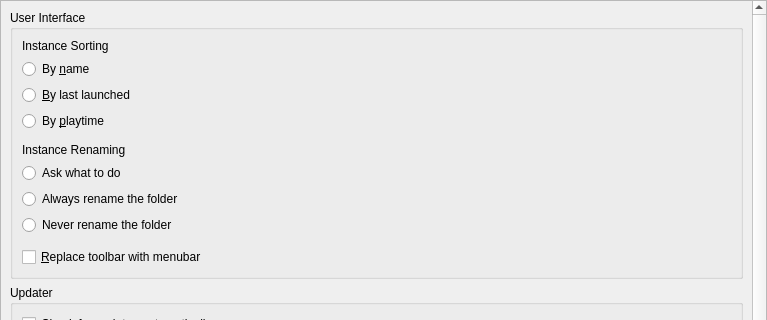
Old version of the form launcher/ui/pages/global/LauncherPage.ui in the repository awakenginexe/Awake-Launcher; both pictures show x 0 to 767 and y 0 to 320 of the 767 by 796 pixel window.
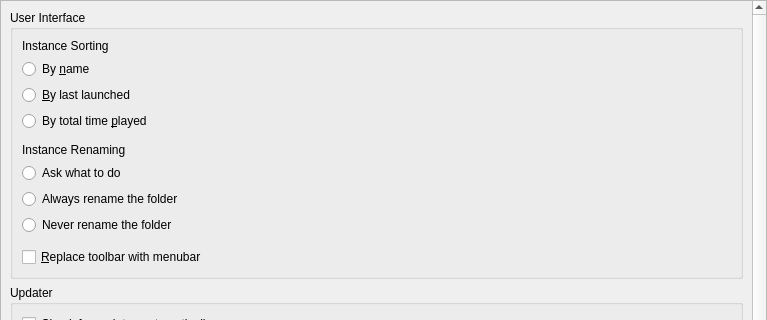
New version of the form.

Commit message: Change "By playtime" to "By total time played"

```diff
--- a/launcher/ui/pages/global/LauncherPage.ui
+++ b/launcher/ui/pages/global/LauncherPage.ui
@@ -86,7 +86,7 @@
           <item>
            <widget class="QRadioButton" name="sortByPlaytimeBtn">
             <property name="text">
-             <string>By &amp;playtime</string>
+             <string>By total time &amp;played</string>
             </property>
             <attribute name="buttonGroup">
              <string notr="true">sortingModeGroup</string>
```
